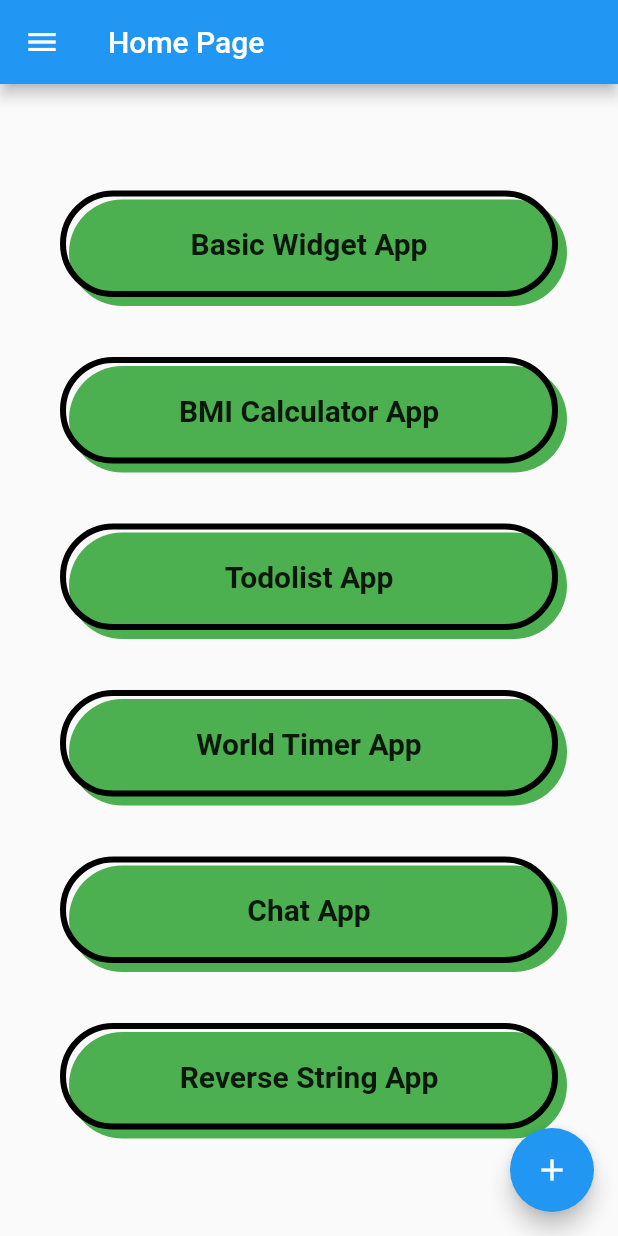
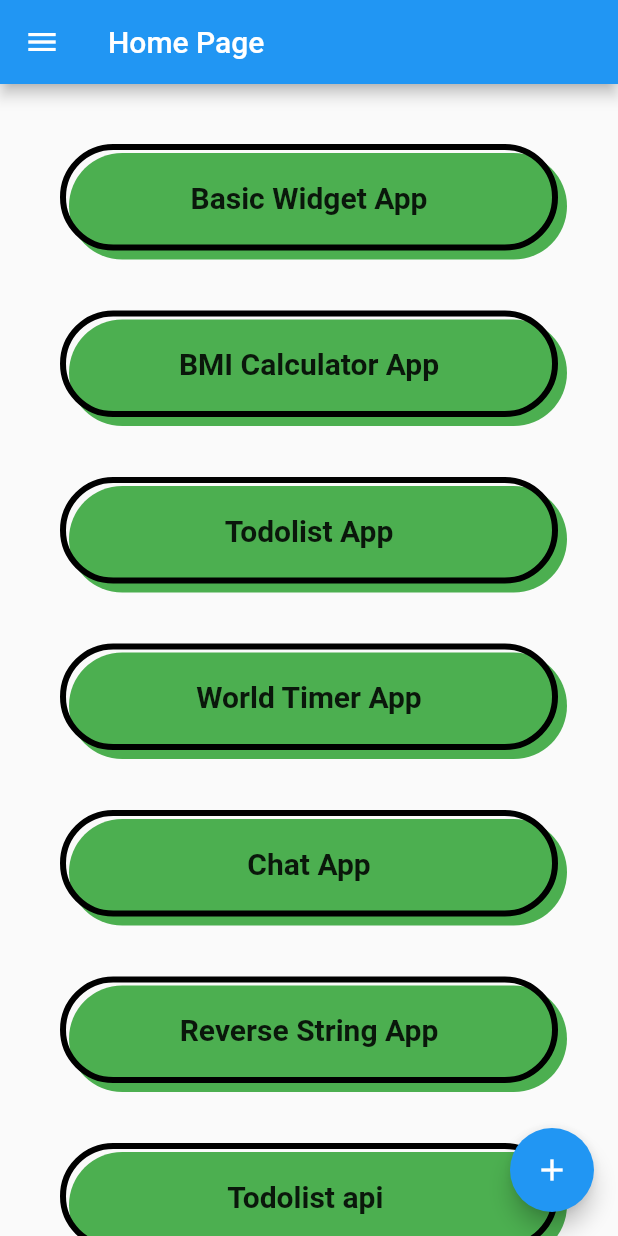
Before and after one commit to madahetooo/flutter_academy_en, a Flutter app: the HomeScreen screen opened directly, on a phone screen of 412 x 824 dp. Run offline on Flutter 3.47's test engine with Material 2 defaults, Android fonts, the phone set to English and light mode, and no system bars; our stand-ins replace cloud_firestore, firebase_auth, firebase_core, firebase_storage, flutter_spinkit, fluttertoast and 3 more; accounts and stored records are empty.

Commit message:
Added todolist_screen_api.dart

```diff
--- a/lib/home.dart
+++ b/lib/home.dart
@@ -4,6 +4,8 @@ import 'package:flutter_academy_en/auth_system/tabbar_widget.dart';
 import 'package:flutter_academy_en/basic_widget_apps/bottom_navigation_bar_widget.dart';
 import 'package:flutter_academy_en/bmi_calculator/bmi_calculator.dart';
 import 'package:flutter_academy_en/chat_app/ui/chats_list/chats_screen.dart';
+import 'package:flutter_academy_en/reverse_string_app/reverse_string_app.dart';
+import 'package:flutter_academy_en/todolist_api_app/presentation/todolist_screen_api.dart';
 import 'package:flutter_academy_en/todolist_app/todolist_app.dart';
 import 'package:google_sign_in/google_sign_in.dart';
 
@@ -227,7 +229,12 @@ class _HomeScreenState extends State<HomeScreen> {
                   ),
                 ),
               ),
-              Container(
+              GestureDetector(
+                onTap: () {
+                  Navigator.push(context,
+                      MaterialPageRoute(builder: (context) => ReverseStringApp()));
+                },
+                child: Container(
                   padding: const EdgeInsets.all(20),
                   margin: const EdgeInsets.all(20),
                   decoration: BoxDecoration(
@@ -246,6 +253,33 @@ class _HomeScreenState extends State<HomeScreen> {
                     ),
                   ),
                 ),
+              ),
+              GestureDetector(
+                onTap: () {
+                  Navigator.push(context,
+                      MaterialPageRoute(builder: (context) => TodoListScreenApi()));
+                },
+                child: Container(
+                  padding: const EdgeInsets.all(20),
+                  margin: const EdgeInsets.all(20),
+                  decoration: BoxDecoration(
+                      border: Border.all(color: Colors.black, width: 4),
+                      borderRadius: BorderRadius.circular(50),
+                      boxShadow: const [
+                        BoxShadow(
+                          color: Colors.green,
+                          offset: Offset(6.0, 6.0),
+                        )
+                      ]),
+                  child: const Center(
+                    child: Text(
+                      'Todolist api ',
+                      style: TextStyle(fontWeight: FontWeight.bold, fontSize: 20),
+                    ),
+                  ),
+                ),
+              ),
+
             ],
           ),
         ),
```
Also changed, not shown: lib/reverse_string_app/reverse_string_app.dart (added, +70 -0 lines), lib/todolist_api_app/domain/api_service.dart (added, +22 -0 lines), lib/todolist_api_app/model/todo_item.dart (added, +22 -0 lines), lib/todolist_api_app/presentation/todolist_screen_api.dart (added, +54 -0 lines), pubspec.yaml (+7 -0 lines), pubspec.lock, 38 other files. Lines whose indentation alone changed are shown as unchanged.
